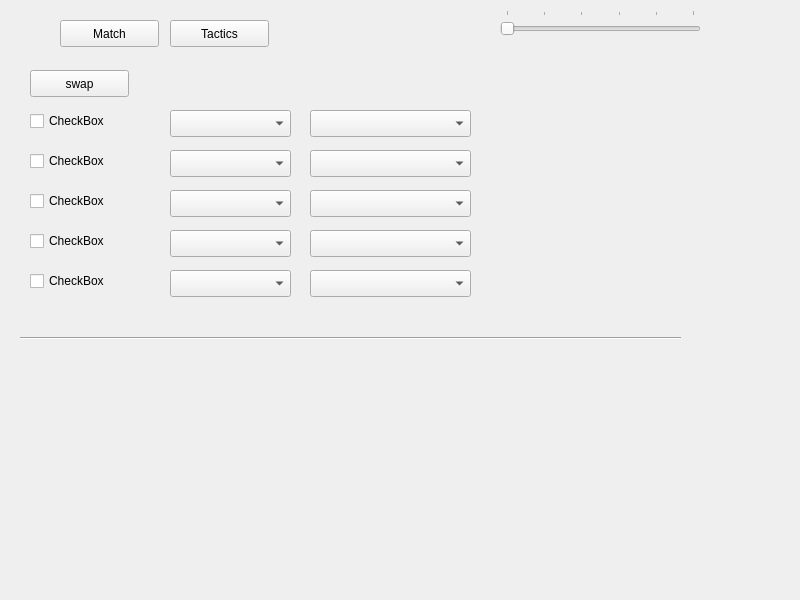
This is MatchScreen.ui in walsh06/BasketballManager as Qt 5 draws it before an edit. The edited form follows.
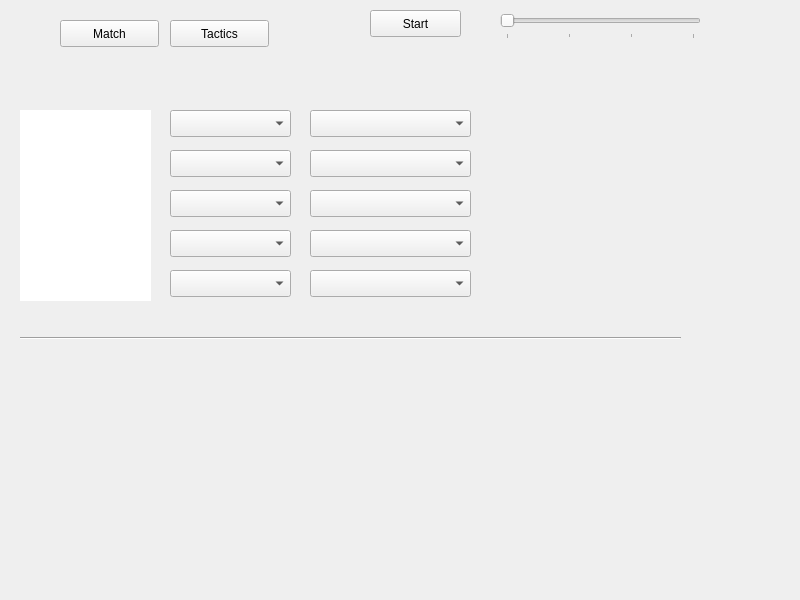
This is the edited form. The open tabs and pages were chosen to show the change.

```diff
--- a/MatchScreen.ui
+++ b/MatchScreen.ui
@@ -265,82 +265,49 @@
       </rect>
      </property>
     </widget>
-    <widget class="QPushButton" name="swapButton">
+    <widget class="QListWidget" name="playerWidget">
      <property name="geometry">
       <rect>
-       <x>20</x>
-       <y>20</y>
-       <width>99</width>
-       <height>27</height>
-      </rect>
-     </property>
-     <property name="text">
-      <string>swap</string>
-     </property>
-    </widget>
-    <widget class="QCheckBox" name="playerOne">
-     <property name="geometry">
-      <rect>
-       <x>20</x>
+       <x>10</x>
        <y>60</y>
        <width>131</width>
-       <height>22</height>
+       <height>191</height>
       </rect>
      </property>
-     <property name="text">
-      <string>CheckBox</string>
+     <property name="font">
+      <font>
+       <pointsize>16</pointsize>
+      </font>
      </property>
-    </widget>
-    <widget class="QCheckBox" name="playerTwo">
-     <property name="geometry">
-      <rect>
-       <x>20</x>
-       <y>100</y>
-       <width>131</width>
-       <height>22</height>
-      </rect>
+     <property name="autoFillBackground">
+      <bool>true</bool>
      </property>
-     <property name="text">
-      <string>CheckBox</string>
+     <property name="frameShape">
+      <enum>QFrame::NoFrame</enum>
      </property>
-    </widget>
-    <widget class="QCheckBox" name="playerThree">
-     <property name="geometry">
-      <rect>
-       <x>20</x>
-       <y>140</y>
-       <width>131</width>
-       <height>22</height>
-      </rect>
+     <property name="frameShadow">
+      <enum>QFrame::Sunken</enum>
      </property>
-     <property name="text">
-      <string>CheckBox</string>
+     <property name="verticalScrollBarPolicy">
+      <enum>Qt::ScrollBarAlwaysOff</enum>
      </property>
-    </widget>
-    <widget class="QCheckBox" name="playerFour">
-     <property name="geometry">
-      <rect>
-       <x>20</x>
-       <y>180</y>
-       <width>131</width>
-       <height>22</height>
-      </rect>
+     <property name="horizontalScrollBarPolicy">
+      <enum>Qt::ScrollBarAlwaysOff</enum>
      </property>
-     <property name="text">
-      <string>CheckBox</string>
+     <property name="alternatingRowColors">
+      <bool>false</bool>
      </property>
-    </widget>
-    <widget class="QCheckBox" name="playerFive">
-     <property name="geometry">
-      <rect>
-       <x>20</x>
-       <y>220</y>
-       <width>131</width>
-       <height>22</height>
-      </rect>
+     <property name="selectionMode">
+      <enum>QAbstractItemView::SingleSelection</enum>
      </property>
-     <property name="text">
-      <string>CheckBox</string>
+     <property name="verticalScrollMode">
+      <enum>QAbstractItemView::ScrollPerItem</enum>
+     </property>
+     <property name="gridSize">
+      <size>
+       <width>0</width>
+       <height>40</height>
+      </size>
      </property>
     </widget>
    </widget>
@@ -381,7 +348,7 @@
     </rect>
    </property>
    <property name="maximum">
-    <number>5</number>
+    <number>3</number>
    </property>
    <property name="singleStep">
     <number>1</number>
@@ -399,12 +366,25 @@
     <enum>Qt::Horizontal</enum>
    </property>
    <property name="tickPosition">
-    <enum>QSlider::TicksAbove</enum>
+    <enum>QSlider::TicksBelow</enum>
    </property>
    <property name="tickInterval">
     <number>1</number>
    </property>
   </widget>
+  <widget class="QPushButton" name="StartPauseButton">
+   <property name="geometry">
+    <rect>
+     <x>370</x>
+     <y>10</y>
+     <width>91</width>
+     <height>27</height>
+    </rect>
+   </property>
+   <property name="text">
+    <string>Start</string>
+   </property>
+  </widget>
  </widget>
  <resources/>
  <connections/>
```
